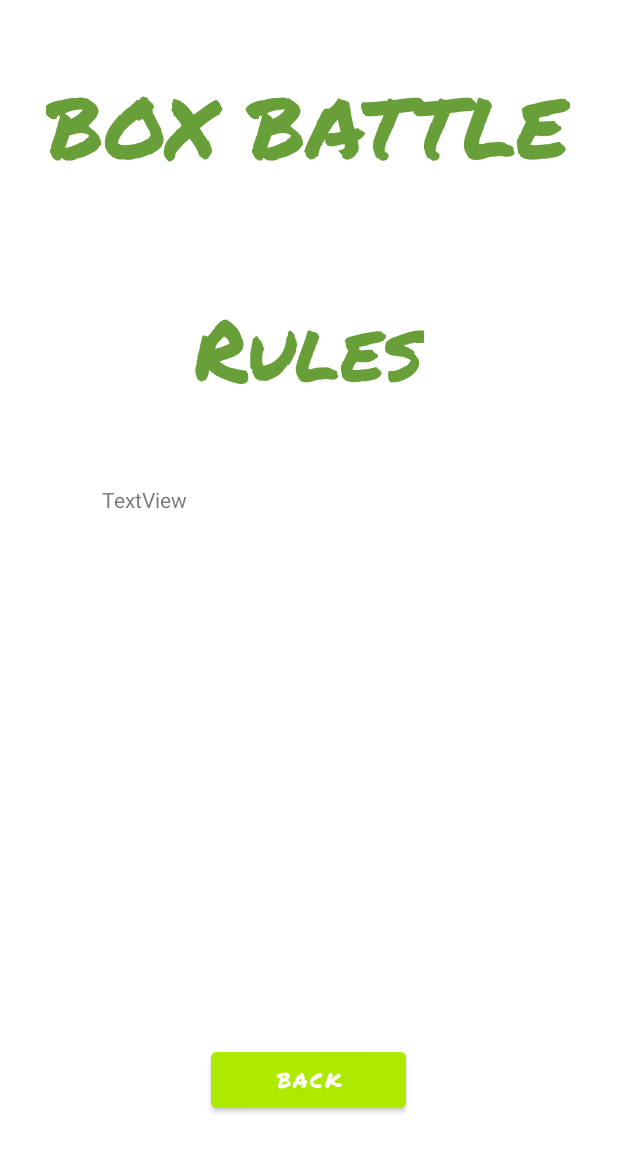
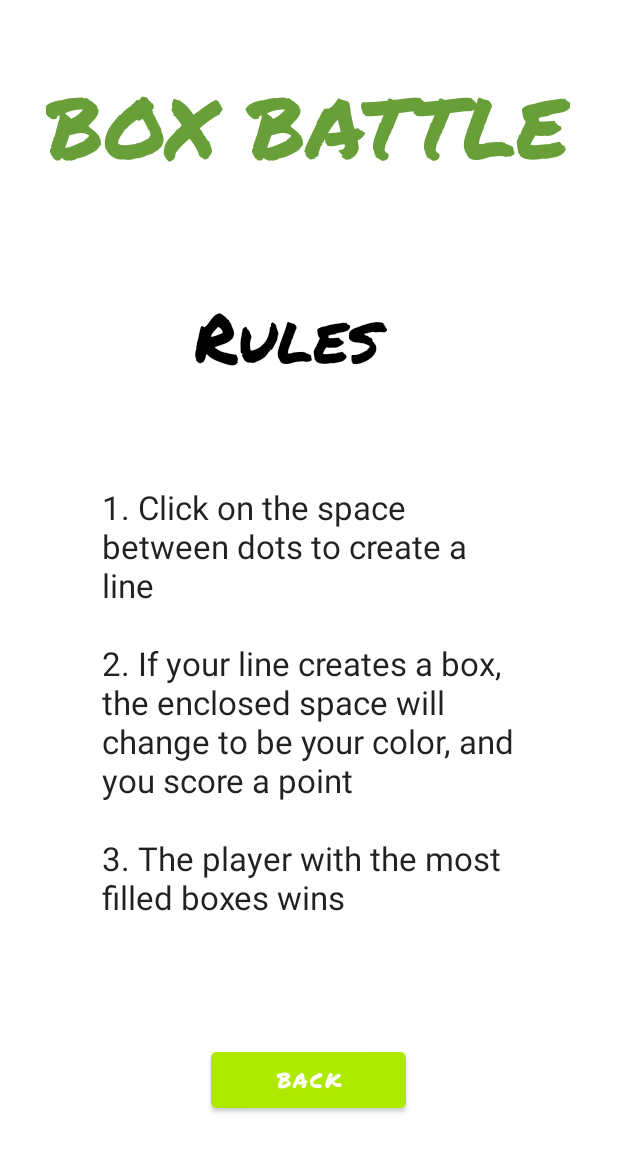
Before and after one commit to 475Group/Box-Battle, an Android app: the InfoActivity screen opened directly, with no data from a screen before it, on a phone screen of 412 x 824 dp. Shown: the top 1152 px of the screen. Run offline under Robolectric (Android 15) with nearby library versions, the phone set to English and light mode, and no system bars.

Commit message:
Added actual rules to the rules page

```diff
--- a/app/src/main/res/layout/activity_info.xml
+++ b/app/src/main/res/layout/activity_info.xml
@@ -41,7 +41,8 @@
         android:id="@+id/textView3"
         android:layout_width="276dp"
         android:layout_height="372dp"
-        android:text="TextView"
+        android:text="1. Click on the space between dots to create a line \n\n2. If your line creates a box, the enclosed space will change to be your color, and you score a point \n\n3. The player with the most filled boxes wins"
+        android:textAppearance="@style/TextAppearance.AppCompat.Large"
         app:layout_constraintBottom_toTopOf="@+id/backButton"
         app:layout_constraintEnd_toEndOf="parent"
         app:layout_constraintStart_toStartOf="parent" />
@@ -50,10 +51,10 @@
         android:id="@+id/textView4"
         android:layout_width="153dp"
         android:layout_height="65dp"
+        android:fontFamily="@font/permanent_marker"
         android:text="Rules"
-        android:fontFamily="@font/permanent_marker"
-        android:textAppearance="@style/TextAppearance.AppCompat.Display3"
-        android:textColor="#689F38"
+        android:textAppearance="@style/TextAppearance.AppCompat.Display2"
+        android:textColor="@color/black"
         app:layout_constraintBottom_toTopOf="@+id/textView3"
         app:layout_constraintEnd_toEndOf="parent"
         app:layout_constraintStart_toStartOf="parent"
```
